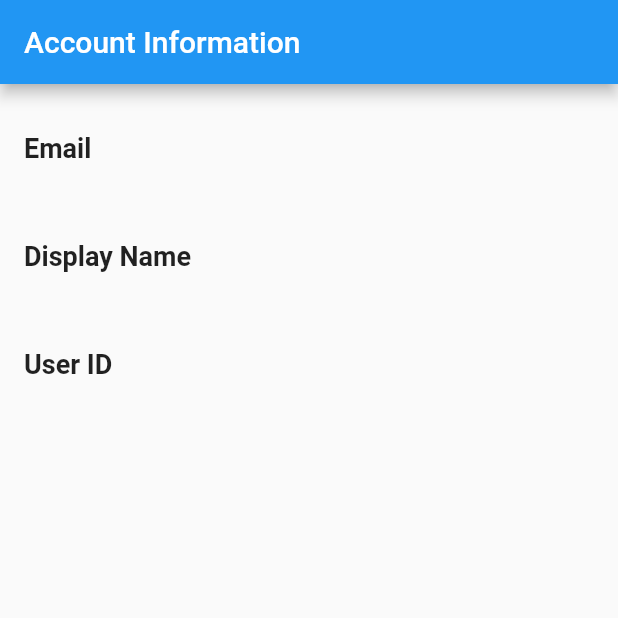
After one commit to ahmedrizvi/capr_petsforsale, a Flutter app: the AccountInfoPage screen opened directly, on a phone screen of 412 x 824 dp, the top half of it. The commit adds this screen. Run offline on Flutter 3.47's test engine with Material 2 defaults, Android fonts, the phone set to English and light mode, and no system bars; our stand-ins replace cloud_firestore, firebase_auth, firebase_core, google_maps_flutter; missing offline and left inert: dart:ffi; accounts and stored records are empty.

Commit message:
Added account information page

```diff
--- a/lib/AccountHome.dart
+++ b/lib/AccountHome.dart
@@ -2,6 +2,7 @@ import 'package:firebase_auth/firebase_auth.dart';
 import 'package:flutter/material.dart';
 import 'createListing.dart';
 import 'viewListings.dart';
+import 'accountInfo.dart';
 
 void main() {
   runApp(AccountHome());
@@ -51,6 +52,8 @@ class AccountHome extends StatelessWidget {
                     ElevatedButton(
                       onPressed: () {
                         // Handle account info button press
+                        Navigator.push(context,
+                            MaterialPageRoute(builder: (context) => AccountInfo()));
                       },
                       child: Column(
                         mainAxisAlignment: MainAxisAlignment.center,
--- /dev/null
+++ b/lib/accountInfo.dart
@@ -0,0 +1,106 @@
+import 'package:flutter/material.dart';
+import 'package:firebase_auth/firebase_auth.dart';
+import 'package:cloud_firestore/cloud_firestore.dart';
+
+void main() {
+  runApp(AccountInfo());
+}
+
+class AccountInfo extends StatelessWidget {
+  @override
+  Widget build(BuildContext context) {
+    return MaterialApp(
+      title: 'My App',
+      home: AccountInfoPage(),
+    );
+  }
+}
+
+class AccountInfoPage extends StatefulWidget {
+  @override
+  _AccountInfoPageState createState() => _AccountInfoPageState();
+}
+
+class _AccountInfoPageState extends State<AccountInfoPage> {
+  FirebaseAuth _auth = FirebaseAuth.instance;
+  FirebaseFirestore _firestore = FirebaseFirestore.instance;
+  String? _email;
+  String? _displayName;
+  String? _userId;
+
+  @override
+  void initState() {
+    super.initState();
+    _getUserInfo();
+  }
+
+  void _getUserInfo() async {
+    User? user = _auth.currentUser;
+    if (user != null) {
+      setState(() {
+        _email = user.email;
+      });
+
+      // Query the users collection to get the user document ID based on the email
+      QuerySnapshot snapshot = await _firestore
+          .collection('users')
+          .where('email:', isEqualTo: _email)
+          .get();
+      if (snapshot.docs.isNotEmpty) {
+        // Get the first document in the query result, which should be the user's document
+        DocumentSnapshot userDoc = snapshot.docs[0];
+        setState(() {
+          _userId = userDoc.id;
+          _displayName = userDoc['user name:'];
+        });
+      }
+    }
+  }
+
+  @override
+  Widget build(BuildContext context) {
+    return Scaffold(
+      appBar: AppBar(
+        title: Text('Account Information'),
+      ),
+      body: Padding(
+        padding: const EdgeInsets.all(16.0),
+        child: Column(
+          crossAxisAlignment: CrossAxisAlignment.start,
+          children: [
+            SizedBox(height: 16.0),
+            Text(
+              'Email',
+              style: TextStyle(fontSize: 18.0, fontWeight: FontWeight.bold),
+            ),
+            SizedBox(height: 8.0),
+            Text(
+              _email ?? '',
+              style: TextStyle(fontSize: 16.0),
+            ),
+            SizedBox(height: 24.0),
+            Text(
+              'Display Name',
+              style: TextStyle(fontSize: 18.0, fontWeight: FontWeight.bold),
+            ),
+            SizedBox(height: 8.0),
+            Text(
+              _displayName ?? '',
+              style: TextStyle(fontSize: 16.0),
+            ),
+            SizedBox(height: 24.0),
+            Text(
+              'User ID',
+              style: TextStyle(fontSize: 18.0, fontWeight: FontWeight.bold),
+            ),
+            SizedBox(height: 8.0),
+            Text(
+              _userId ?? '',
+              style: TextStyle(fontSize: 16.0),
+            ),
+          ],
+        ),
+      ),
+    );
+  }
+}
--- a/lib/createListing.dart
+++ b/lib/createListing.dart
@@ -1,9 +1,9 @@
 import 'dart:ffi';
-
 import 'package:capr_petsforsale/AccountHome.dart';
 import 'package:cloud_firestore/cloud_firestore.dart';
 import 'package:firebase_auth/firebase_auth.dart';
 import 'package:flutter/material.dart';
+
 
 void main() {
   runApp(CreateListing());
```
Also changed, not shown: lib/myListings.dart (added).
